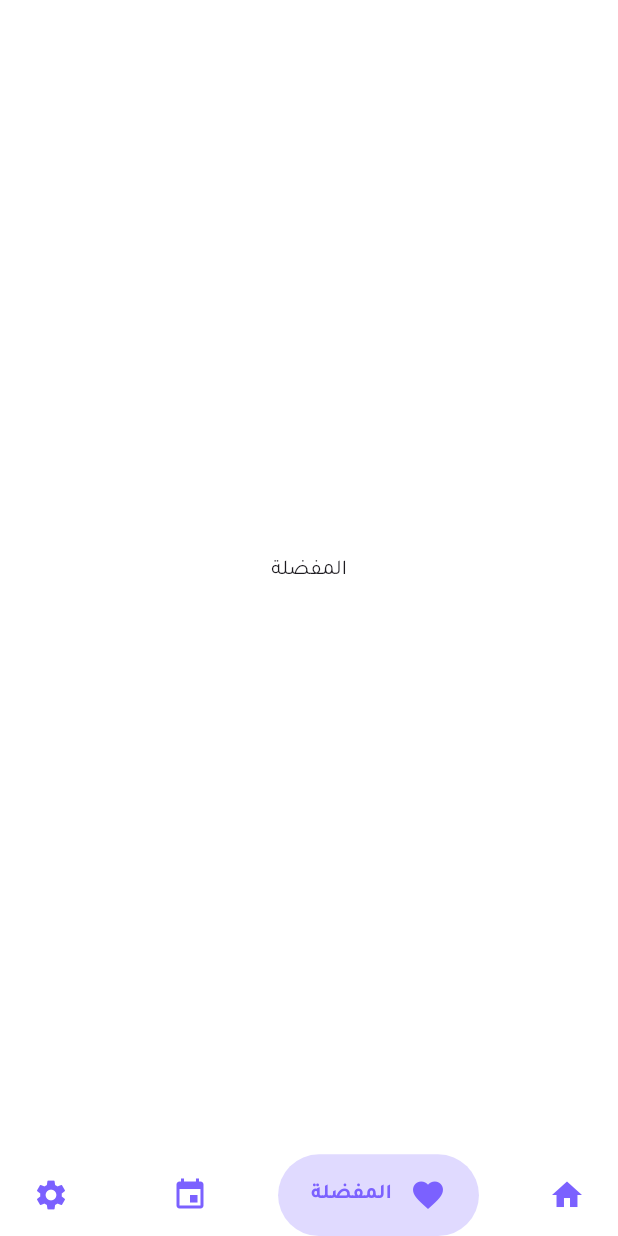
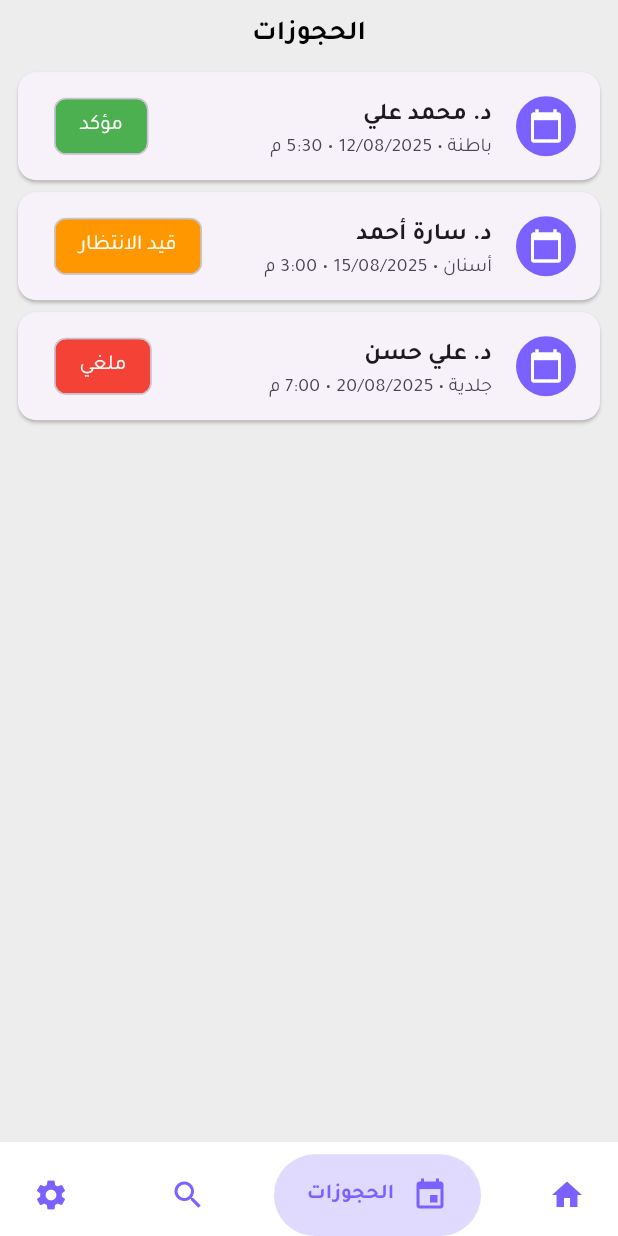
Before and after one commit to abdelrahman3003/Tabibak, a Flutter app: the LayoutScreen screen opened by its route, item 2 of the bottom bar chosen, on a phone screen of 412 x 824 dp. Run offline on Flutter 3.47's test engine with Material 3 defaults, Android fonts, the phone set to English and light mode, and no system bars; drawn by our look-alikes of google_nav_bar; our stand-ins replace cached_network_image, dio, easy_localization, flutter_dotenv, flutter_riverpod, flutter_screenutil and 5 more; accounts and stored records are empty; network calls fail.

Commit message:
appointments screen was added

```diff
--- a/lib/core/theme/app_colors.dart
+++ b/lib/core/theme/app_colors.dart
@@ -5,6 +5,7 @@ class AppColors {
   static const Color white = Colors.white;
   static const Color red = Color(0xFFB00020);
   static const Color primary = Color(0xFF7B61FF);
+  static const Color primaryLight30 = Color(0xFFB6A9FF);
   static const Color primaryLight = Color(0xFFE0D9FF);
   static const Color second = Color(0xFFE0DAFF);
   static const Color scaffoldBG = Color(0xFFEDEDED);
--- /dev/null
+++ b/lib/features/booking/appointments_screen.dart
@@ -0,0 +1,21 @@
+import 'package:flutter/material.dart';
+import 'package:tabibak/core/helper/extention.dart';
+import 'package:tabibak/features/booking/widget/appointment/appointment_list_view.dart';
+import 'package:tabibak/features/home/presentation/views/widget/home_screen/titel_text.dart';
+
+class AppointmentsScreen extends StatelessWidget {
+  const AppointmentsScreen({super.key});
+
+  @override
+  Widget build(BuildContext context) {
+    return Scaffold(
+      body: Column(
+        children: [
+          10.hBox,
+          TitelText(title: "الحجوزات"),
+          Expanded(child: AppointmentListView()),
+        ],
+      ),
+    );
+  }
+}
--- a/lib/features/booking/booking_screen.dart
+++ b/lib/features/booking/booking_screen.dart
@@ -2,9 +2,9 @@ import 'package:flutter/material.dart';
 import 'package:tabibak/core/helper/dialogs.dart';
 import 'package:tabibak/core/helper/extention.dart';
 import 'package:tabibak/core/theme/app_button.dart';
-import 'package:tabibak/features/booking/widget/booking_date.dart';
-import 'package:tabibak/features/booking/widget/booking_header.dart';
-import 'package:tabibak/features/booking/widget/booking_time.dart';
+import 'package:tabibak/features/booking/widget/booking/booking_date.dart';
+import 'package:tabibak/features/booking/widget/booking/booking_header.dart';
+import 'package:tabibak/features/booking/widget/booking/booking_time.dart';
 import 'package:tabibak/features/home/presentation/views/widget/home_screen/titel_text.dart';
 import 'package:tabibak/features/home/presentation/views/widget/specialist_screen/app_bar_widget.dart';
 
--- /dev/null
+++ b/lib/features/booking/widget/appointment/appointment_card_item.dart
@@ -0,0 +1,46 @@
+import 'package:flutter/material.dart';
+import 'package:tabibak/core/theme/app_colors.dart';
+
+class AppointmentCardItem extends StatelessWidget {
+  const AppointmentCardItem({super.key, required this.booking});
+  final Map<String, dynamic> booking;
+  @override
+  Widget build(BuildContext context) {
+    return Card(
+      shape: RoundedRectangleBorder(borderRadius: BorderRadius.circular(12)),
+      child: ListTile(
+        leading: CircleAvatar(
+          backgroundColor: AppColors.primary,
+          child: const Icon(Icons.calendar_today, color: Colors.white),
+        ),
+        title: Text(
+          booking["doctor"],
+          style: const TextStyle(fontWeight: FontWeight.bold),
+        ),
+        subtitle: Text(
+          "${booking["specialty"]} • ${booking["date"]} • ${booking["time"]}",
+          style: const TextStyle(fontSize: 13),
+        ),
+        trailing: _buildStatusChip(booking["status"]),
+      ),
+    );
+  }
+
+  Widget _buildStatusChip(String status) {
+    Color chipColor;
+    switch (status) {
+      case "مؤكد":
+        chipColor = Colors.green;
+        break;
+      case "ملغي":
+        chipColor = Colors.red;
+        break;
+      default:
+        chipColor = Colors.orange;
+    }
+    return Chip(
+      label: Text(status, style: const TextStyle(color: Colors.white)),
+      backgroundColor: chipColor,
+    );
+  }
+}
--- /dev/null
+++ b/lib/features/booking/widget/appointment/appointment_list_view.dart
@@ -0,0 +1,41 @@
+import 'package:flutter/material.dart';
+import 'package:tabibak/features/booking/widget/appointment/appointment_card_item.dart';
+
+class AppointmentListView extends StatelessWidget {
+  const AppointmentListView({super.key});
+
+  @override
+  Widget build(BuildContext context) {
+    final List<Map<String, dynamic>> bookings = [
+      {
+        "doctor": "د. محمد علي",
+        "specialty": "باطنة",
+        "date": "12/08/2025",
+        "time": "5:30 م",
+        "status": "مؤكد",
+      },
+      {
+        "doctor": "د. سارة أحمد",
+        "specialty": "أسنان",
+        "date": "15/08/2025",
+        "time": "3:00 م",
+        "status": "قيد الانتظار",
+      },
+      {
+        "doctor": "د. علي حسن",
+        "specialty": "جلدية",
+        "date": "20/08/2025",
+        "time": "7:00 م",
+        "status": "ملغي",
+      },
+    ];
+    return ListView.builder(
+      itemCount: bookings.length,
+      padding: const EdgeInsets.all(8),
+      itemBuilder: (context, index) {
+        final booking = bookings[index];
+        return AppointmentCardItem(booking: booking);
+      },
+    );
+  }
+}
--- a/lib/features/layout/layout_screen.dart
+++ b/lib/features/layout/layout_screen.dart
@@ -5,12 +5,11 @@ import 'package:flutter_screenutil/flutter_screenutil.dart';
 import 'package:google_nav_bar/google_nav_bar.dart';
 import 'package:tabibak/core/helper/string_constants.dart';
 import 'package:tabibak/core/theme/app_colors.dart';
+import 'package:tabibak/features/booking/appointments_screen.dart';
 import 'package:tabibak/features/home/presentation/controller/home_controller.dart';
 import 'package:tabibak/features/home/presentation/views/favourite_view.dart';
 import 'package:tabibak/features/home/presentation/views/home_screen.dart';
-import 'package:tabibak/features/home/presentation/views/setting_view.dart';
-
-import '../home/presentation/views/appointments_view.dart';
+import 'package:tabibak/features/profile/profile_screen.dart';
 
 class LayoutScreen extends ConsumerWidget {
   const LayoutScreen({super.key});
@@ -20,9 +19,9 @@ class LayoutScreen extends ConsumerWidget {
     final selectedIndex = ref.watch(indexScreenProvider);
     final screens = [
       HomeScreen(),
+      AppointmentsScreen(),
       FavouriteView(),
-      AppointmentsView(),
-      SettingView()
+      ProfileScreen()
     ];
 
     return Scaffold(
@@ -47,9 +46,9 @@ class LayoutScreen extends ConsumerWidget {
               tabMargin: EdgeInsets.only(top: 8),
               tabs: [
                 GButton(icon: Icons.home, text: StringConstants.home.tr()),
+                GButton(icon: Icons.event, text: StringConstants.bookings.tr()),
                 GButton(
-                    icon: Icons.favorite, text: StringConstants.favorites.tr()),
-                GButton(icon: Icons.event, text: StringConstants.bookings.tr()),
+                    icon: Icons.search, text: StringConstants.favorites.tr()),
                 GButton(
                     icon: Icons.settings, text: StringConstants.settings.tr()),
               ],
--- a/pubspec.yaml
+++ b/pubspec.yaml
@@ -52,6 +52,7 @@ dependencies:
   device_preview: ^1.2.0
   cached_network_image: ^3.4.1
   easy_localization: ^3.0.7+1
+  image_picker: ^1.1.2
 
 
 
```
Also changed, not shown: lib/features/home/presentation/views/appointments_view.dart (deleted, +0 -12 lines), lib/features/home/presentation/views/setting_view.dart (deleted, +0 -12 lines), lib/features/profile/profile_screen.dart (added, +39 -0 lines), lib/features/profile/widget/account_section.dart (added, +46 -0 lines), lib/features/profile/widget/profile_header.dart (added, +94 -0 lines), lib/features/profile/widget/setting_section.dart (added, +66 -0 lines), lib/features/booking/widget/booking/booking_date.dart (renamed from lib/features/booking/widget/booking_date.dart), lib/features/booking/widget/booking/booking_header.dart (renamed from lib/features/booking/widget/booking_header.dart), lib/features/booking/widget/booking/booking_time.dart (renamed from lib/features/booking/widget/booking_time.dart), pubspec.lock, 5 other files.
